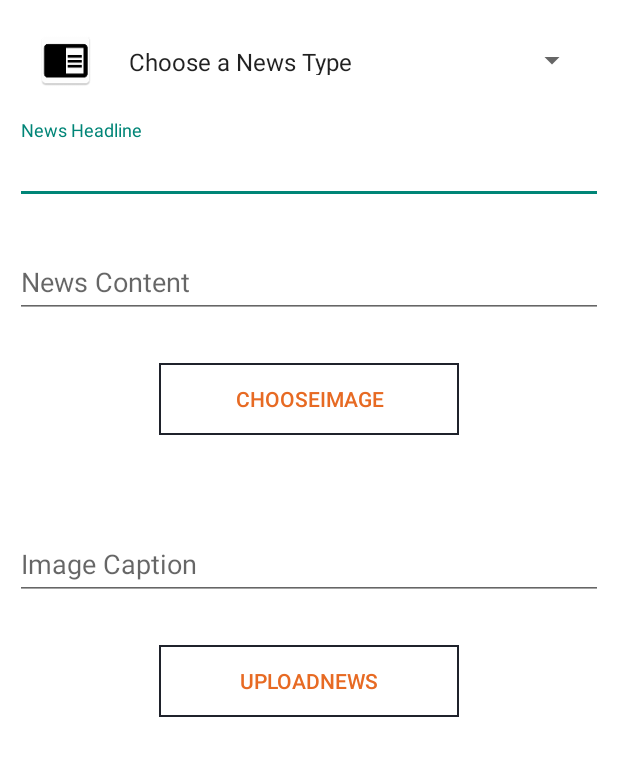
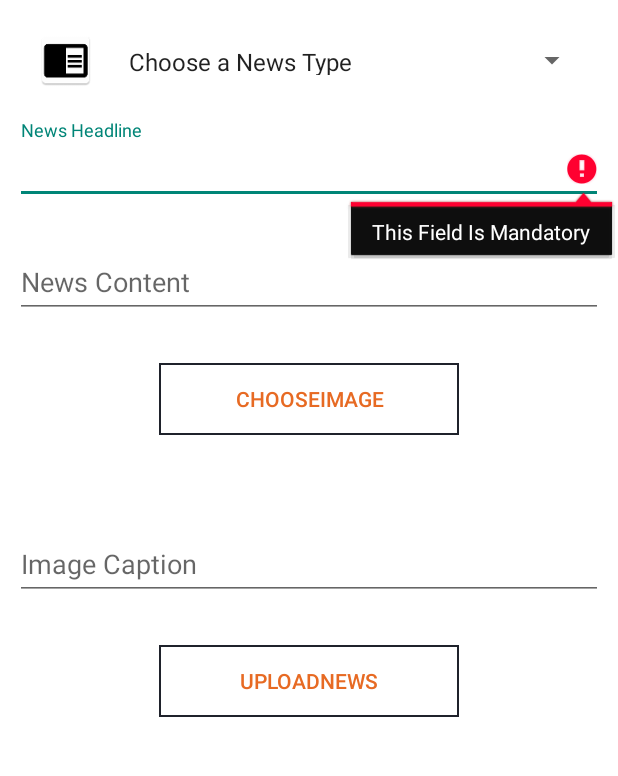
Before and after one commit to Ritesh786/XL-masterOffice, an Android app: the fragment DashboardFragment placed in its activity, after a tap on "UPLOADNEWS", on a phone screen of 412 x 824 dp, the part 84-860 px from its top. Run offline under Robolectric (Android 15) with nearby library versions, the phone set to English and light mode, and no system bars; our stand-ins replace Picasso, Volley; network calls fail; pictures from the network do not load; 1 statement that could not run was skipped.

```diff
--- a/app/src/main/java/com/extralarge/fujitsu/xl/ReporterSection/DashboardFragment.java
+++ b/app/src/main/java/com/extralarge/fujitsu/xl/ReporterSection/DashboardFragment.java
@@ -14,15 +14,21 @@ import android.provider.MediaStore;
 import android.support.v4.app.Fragment;
 import android.support.v4.app.FragmentManager;
 import android.support.v7.app.AlertDialog;
+import android.text.Html;
+import android.text.TextUtils;
 import android.util.Base64;
 import android.util.Log;
 import android.view.LayoutInflater;
 import android.view.View;
 import android.view.ViewGroup;
+import android.view.animation.Animation;
+import android.view.animation.AnimationUtils;
+import android.widget.AdapterView;
 import android.widget.Button;
 import android.widget.EditText;
 import android.widget.ImageView;
 import android.widget.Spinner;
+import android.widget.TextView;
 import android.widget.Toast;
 
 import com.android.volley.AuthFailureError;
@@ -55,12 +61,13 @@ import static com.extralarge.fujitsu.xl.R.id.verifyotp_btn;
 /**
  * A simple {@link Fragment} subclass.
  */
-public class DashboardFragment extends Fragment implements View.OnClickListener {
+public class DashboardFragment extends Fragment implements View.OnClickListener, AdapterView.OnItemSelectedListener {
 
      EditText  mnewsheadline,mnewscontent,mnewsimagecaption;
      Spinner mnewstype;
      Button mchooseimagebtn,muploadnewsbtn;
     ImageView mnewsimage;
+    TextView mtverror;
     int id;
     int strtext;
     private int PICK_IMAGE_REQUEST = 1;
@@ -98,17 +105,15 @@ public class DashboardFragment extends Fragment implements View.OnClickListener
         mnewstype = (Spinner) view.findViewById(R.id.news_type);
         mnewsimage = (ImageView) view.findViewById(R.id.news_Image);
 
+        mtverror = (TextView) view.findViewById(R.id.tvInvisibleError);
+
         mchooseimagebtn = (Button) view.findViewById(R.id.chooseimage_btn);
         muploadnewsbtn = (Button) view.findViewById(R.id.uploadnews_btn);
 
         mchooseimagebtn.setOnClickListener(this);
         muploadnewsbtn.setOnClickListener(this);
 
-//        ReporterDashboard activity = (ReporterDashboard) getActivity();
-//         id = activity.getMyData();
-//        String iddd = String.valueOf(id);
-//        Log.d("main123", iddd);
-
+        mnewstype.setOnItemSelectedListener(this);
         return view;
     }
 
@@ -361,10 +366,65 @@ try {
             showFileChooser();
         }
         if(v == muploadnewsbtn){
-            uploadImage();
+
+    if (isvalidinput()) {
+        uploadImage();
+    }
+
         }
+
+    }
+    private boolean isvalidinput(){
+
+         boolean isValid = true;
+         String headline = mnewsheadline.getText().toString().trim();
+         String content = mnewscontent.getText().toString().trim();
+         String type = mnewstype.getSelectedItem().toString();
+         String caption = mnewsimagecaption.getText().toString().trim();
+
+
+     if(headline.length() <=0){
+         mnewsheadline.requestFocus();
+         mnewsheadline.setError("This Field Is Mandatory");
+         isValid = false;
+     }
+     else if(content.length() <=0){
+         mnewscontent.requestFocus();
+         mnewscontent.setError("This Field Is Mandatory");
+         isValid = false;
+     }
+
+//     else if(TextUtils.isEmpty(type)){
+//
+//         mnewstype.requestFocus();
+//         ((TextView)mnewstype.getSelectedView()).setError("");
+//         isValid = false;
+//     }
+     else if(caption.length() <=0){
+
+         mnewsimagecaption.requestFocus();
+         mnewsimagecaption.setError("This Field Is Mandatory");
+         isValid = false;
+     }
+    return isValid;
 
     }
 
 
+    @Override
+    public void onItemSelected(AdapterView<?> parent, View view, int position, long id) {
+
+        if(position < 0){
+            ((TextView) mnewstype.getSelectedView()).setError("Field Required");
+        }
+        else{
+
+            mtverror.setText("");
+        }
+    }
+
+    @Override
+    public void onNothingSelected(AdapterView<?> parent) {
+
+    }
 }
--- a/app/src/main/java/com/extralarge/fujitsu/xl/ReporterSection/RecycleAdapter.java
+++ b/app/src/main/java/com/extralarge/fujitsu/xl/ReporterSection/RecycleAdapter.java
@@ -63,7 +63,7 @@ public class RecycleAdapter extends RecyclerView.Adapter<RecycleAdapter.MyViewHo
 
         Movie movie = movieItems.get(position);
 
-        imageLoader.get(movie.getThumbnailUrl(), ImageLoader.getImageListener(holder.thumbNail, R.mipmap.ic_launcher, android.R.drawable.ic_dialog_alert));
+        imageLoader.get(movie.getThumbnailUrl(), ImageLoader.getImageListener(holder.thumbNail, R.mipmap.ic_logo, android.R.drawable.ic_dialog_alert));
 
         holder.title.setText(movie.getTitle());
         holder.genre.setText(movie.getGenre());
--- /dev/null
+++ b/app/src/main/res/anim/cycle_7.xml
@@ -0,0 +1,2 @@
+<?xml version="1.0" encoding="utf-8"?>
+<cycleInterpolator xmlns:android="http://schemas.android.com/apk/res/android" android:cycles="7" />
--- /dev/null
+++ b/app/src/main/res/anim/shake.xml
@@ -0,0 +1,3 @@
+<?xml version="1.0" encoding="utf-8"?>
+<translate xmlns:android="http://schemas.android.com/apk/res/android" android:fromXDelta="0%"
+    android:toXDelta="5%" android:duration="1000" android:interpolator="@anim/cycle_7" />
--- a/app/src/main/res/layout/fragment_dashboard.xml
+++ b/app/src/main/res/layout/fragment_dashboard.xml
@@ -49,6 +49,18 @@
             android:entries="@array/newstype_arrays"
             android:padding="10dp"
             ></Spinner>
+
+        <TextView
+            android:id="@+id/tvInvisibleError"
+            android:layout_width="0dp"
+            android:layout_height="0dp"
+            android:layout_marginTop="0dp"
+            android:paddingTop="0dp"
+            android:paddingRight="50dp"
+            android:focusable="true"
+            android:focusableInTouchMode="true"
+            />
+
     </LinearLayout>
 
 
```
